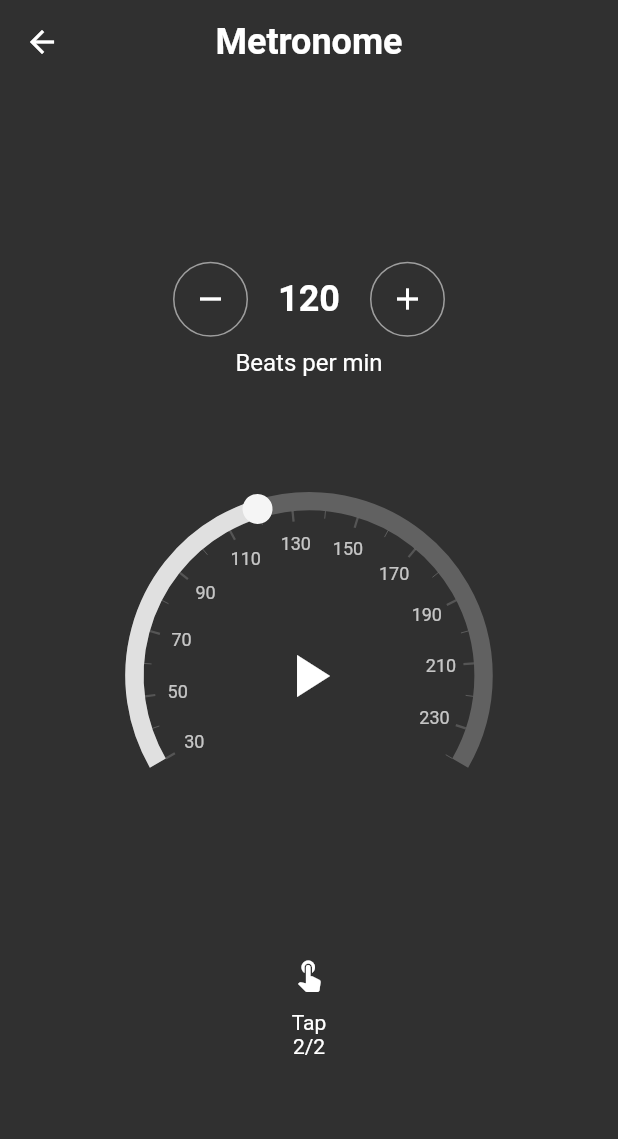
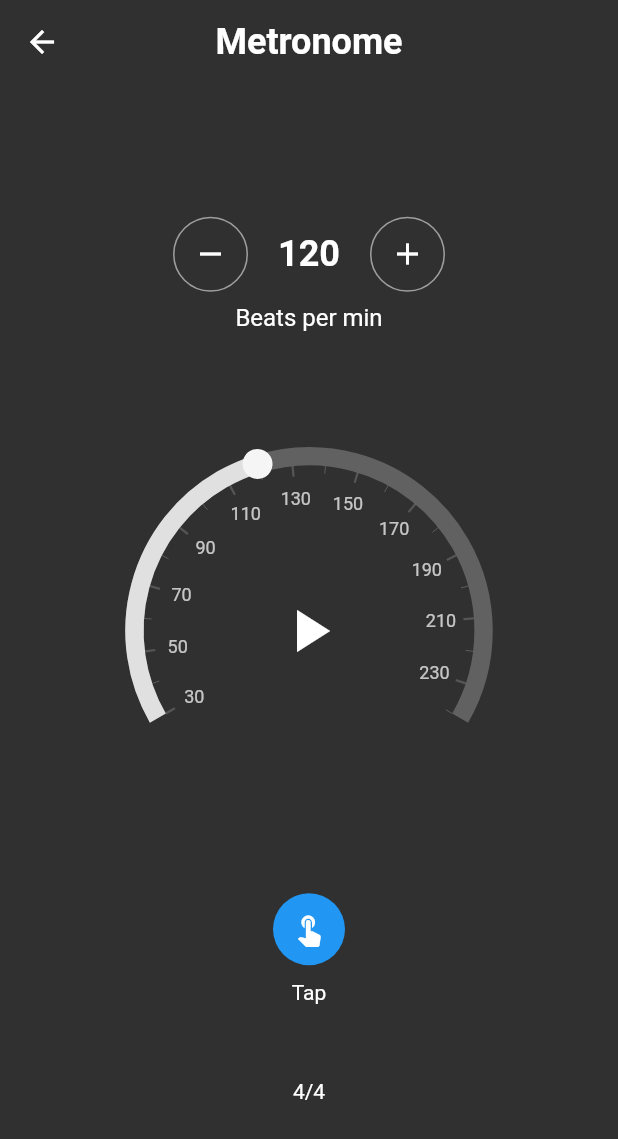
Before and after one commit to DikshantThapa/GuitarTunes, a Flutter app: the ToolsPage screen opened directly, after a tap on an icon or button, on a phone screen of 412 x 824 dp. Shown: the top 1139 px of the screen. Run offline on Flutter 3.47's test engine with Material 2 defaults, Android fonts, the phone set to English and light mode, and no system bars; drawn by our look-alikes of syncfusion_flutter_gauges; our stand-ins replace assets_audio_player, flutter_svg, permission_handler; missing offline and left inert: fftea, flutter_sound.

Commit message:
feat(metronome): working metronome

```diff
--- /dev/null
+++ b/lib/components/Metronome.dart
@@ -0,0 +1,54 @@
+import 'dart:async';
+import 'package:assets_audio_player/assets_audio_player.dart';
+
+class Metronome {
+  int tempo; // beats per minute
+  int beatsPerMeasure;
+  int accentInterval; // play an accent sound every n beats
+  final assetsAudioPlayer = AssetsAudioPlayer();
+  late Timer _timer;
+  int _beatCount = 0;
+
+  Metronome({
+    required this.tempo,
+    required this.beatsPerMeasure,
+    required this.accentInterval,
+  });
+
+  void updateMetronome({tempo, beatsPerMeasure, accentInterval}) {
+    stop();
+    this.tempo = tempo;
+    this.beatsPerMeasure = beatsPerMeasure;
+    this.accentInterval = accentInterval;
+    start();
+  }
+
+  void start() {
+    final beatDuration = Duration(milliseconds: (60000 / tempo).round());
+    _timer = Timer.periodic(beatDuration, (_) {
+      _beatCount++;
+      if (_beatCount % accentInterval == 0) {
+        // Play the accent sound
+        assetsAudioPlayer.open(
+          Audio('assets/sounds/metronome-accent.mp3'),
+          showNotification: true,
+        );
+      } else {
+        // Play the regular beat sound
+        assetsAudioPlayer.open(
+          Audio('assets/sounds/metronome-beat.mp3'),
+          showNotification: true,
+        );
+      }
+      if (_beatCount >= beatsPerMeasure) {
+        _beatCount = 0;
+      }
+    });
+  }
+
+  void stop() {
+    _timer?.cancel();
+    _beatCount = 0;
+    assetsAudioPlayer.stop();
+  }
+}
--- a/lib/components/TapButton.dart
+++ b/lib/components/TapButton.dart
@@ -54,10 +54,15 @@ class _TapButtonState extends State<TapButton> {
   @override
   Widget build(BuildContext context) {
     return Column(children: [
-      IconButton(
-          highlightColor: Colors.greenAccent,
-          onPressed: _onTapButtonPressed,
-          icon: const Icon(Icons.touch_app)),
+      Container(
+          // color: Colors.blue,
+          decoration: BoxDecoration(
+              color: Colors.blue, borderRadius: BorderRadius.circular(40.0)),
+          child: IconButton(
+              highlightColor: Colors.greenAccent,
+              onPressed: _onTapButtonPressed,
+              icon: const Icon(Icons.touch_app))),
+      const SizedBox(height: 10),
       const Text("Tap")
     ]);
   }
--- a/lib/components/TimeSignatureController.dart
+++ b/lib/components/TimeSignatureController.dart
@@ -15,7 +15,7 @@ List<List<int>> TIME_SIGNATURES = [
 ];
 
 class TimeSignatureController extends StatefulWidget {
-  List<int> timesignature = [2, 4];
+  List<int> timesignature;
   final ValueChanged<List<int>> onTimeSignatureChanged;
 
   TimeSignatureController(
@@ -33,8 +33,11 @@ class _TimeSignatureControllerState extends State<TimeSignatureController> {
   @override
   build(BuildContext context) {
     return PopupMenuButton(
-      initialValue: 2,
-      child: Text("${widget.timesignature[0]}/${widget.timesignature[0]}"),
+      initialValue: 3,
+      onSelected: (int value) {
+        widget.onTimeSignatureChanged(TIME_SIGNATURES[value]);
+      },
+      child: Text("${widget.timesignature[0]}/${widget.timesignature[1]}"),
       itemBuilder: (BuildContext context) {
         return TIME_SIGNATURES.map((e) {
           return PopupMenuItem(
--- a/lib/pages/Metronome.dart
+++ b/lib/pages/MetronomePage.dart
@@ -1,15 +1,20 @@
+import 'dart:async';
+
+import 'package:assets_audio_player/assets_audio_player.dart';
 import 'package:flutter/material.dart';
 import 'package:guitar_tunes/components/BPMCircularSlider.dart';
+import 'package:guitar_tunes/components/Metronome.dart';
 import 'package:guitar_tunes/components/TapButton.dart';
 import 'package:guitar_tunes/components/TimeSignatureController.dart';
 import 'package:syncfusion_flutter_gauges/gauges.dart';
 import '../components/BPMController.dart';
 
-class MetronomeAppBar extends StatelessWidget implements PreferredSizeWidget {
+class MetronomePageAppBar extends StatelessWidget
+    implements PreferredSizeWidget {
   final String title;
   final VoidCallback onBackButtonPressed;
 
-  const MetronomeAppBar({
+  const MetronomePageAppBar({
     Key? key,
     required this.title,
     required this.onBackButtonPressed,
@@ -39,33 +44,40 @@ class MetronomeAppBar extends StatelessWidget implements PreferredSizeWidget {
   }
 }
 
-class Metronome extends StatefulWidget {
-  const Metronome({super.key});
+class MetronomePage extends StatefulWidget {
+  const MetronomePage({super.key});
 
   @override
-  State<Metronome> createState() => _MetronomeState();
+  State<MetronomePage> createState() => _MetronomePageState();
 }
 
-class _MetronomeState extends State<Metronome> {
+class _MetronomePageState extends State<MetronomePage> {
   int _bpm = 120; //default bpm
-  List<int> _timesignature = [2, 4];
+
+  List<int> _timesignature = [4, 4];
+
+  final metronome =
+      Metronome(tempo: 120, beatsPerMeasure: 4, accentInterval: 4);
 
   void _onTimeSignatureChanged(List<int> newTimeSignature) {
     setState(() {
       _timesignature = newTimeSignature;
     });
+    metronome.updateMetronome(
+        beatsPerMeasure: _timesignature[0], accentInterval: _timesignature[1]);
   }
 
   void _onBpmChange(double value) {
     setState(() {
       _bpm = value.round();
     });
+    metronome.updateMetronome(tempo: _bpm);
   }
 
   @override
   Widget build(BuildContext context) {
     return Scaffold(
-        appBar: MetronomeAppBar(
+        appBar: MetronomePageAppBar(
           title: "Metronome",
           onBackButtonPressed: () {
             Navigator.of(context).maybePop();
@@ -74,6 +86,7 @@ class _MetronomeState extends State<Metronome> {
         body: Center(
           child: Column(
             mainAxisAlignment: MainAxisAlignment.center,
+            crossAxisAlignment: CrossAxisAlignment.center,
             children: [
               BpmController(
                 bpm: _bpm,
@@ -92,10 +105,15 @@ class _MetronomeState extends State<Metronome> {
                     _bpm = args.value.round();
                   });
                 },
-                onStart: () {},
-                onStop: () {},
+                onStart: () {
+                  metronome.start();
+                },
+                onStop: () {
+                  metronome.stop();
+                },
               ),
               TapButton(onBpmChange: _onBpmChange),
+              const SizedBox(height: 50),
               TimeSignatureController(
                 timesignature: _timesignature,
                 onTimeSignatureChanged: _onTimeSignatureChanged,
--- a/lib/pages/ToolsPage.dart
+++ b/lib/pages/ToolsPage.dart
@@ -1,6 +1,6 @@
 import 'package:flutter/material.dart';
 import 'package:flutter_svg/svg.dart';
-import 'Metronome.dart';
+import 'MetronomePage.dart';
 
 class ToolsPage extends StatelessWidget {
   @override
@@ -30,7 +30,7 @@ class ToolsPage extends StatelessWidget {
                 onTap: () {
                   Navigator.push(
                     context,
-                    MaterialPageRoute(builder: (context) => Metronome()),
+                    MaterialPageRoute(builder: (context) => MetronomePage()),
                   );
                 },
                 child: Container(
```
Also changed, not shown: 2 other files.
